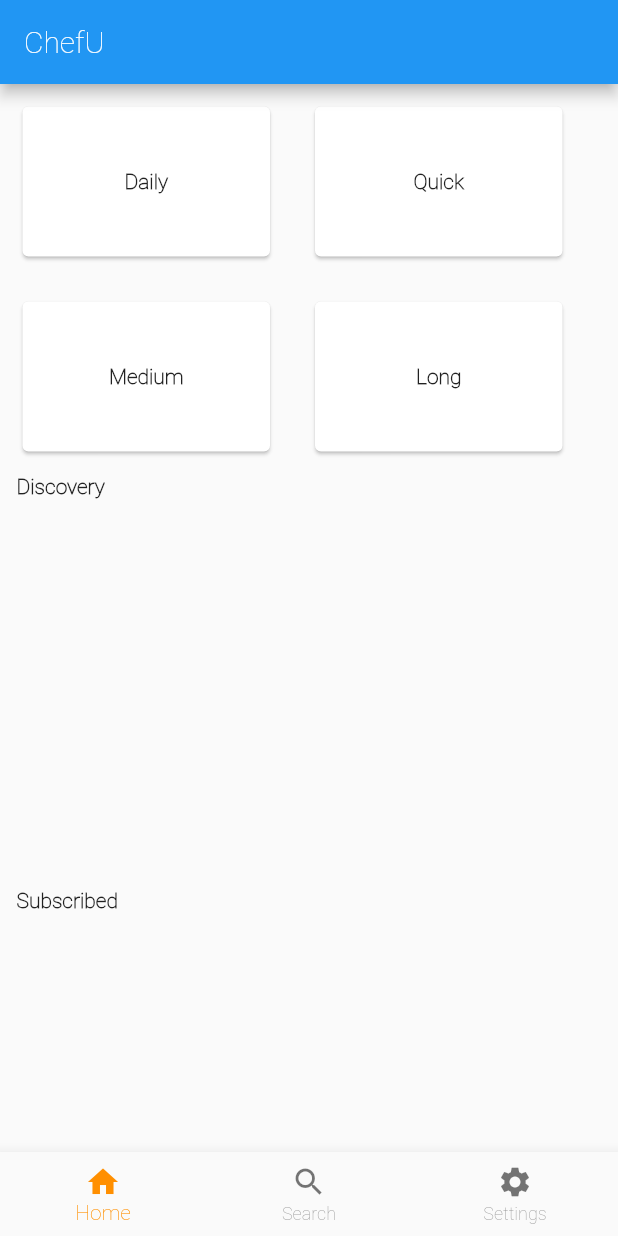
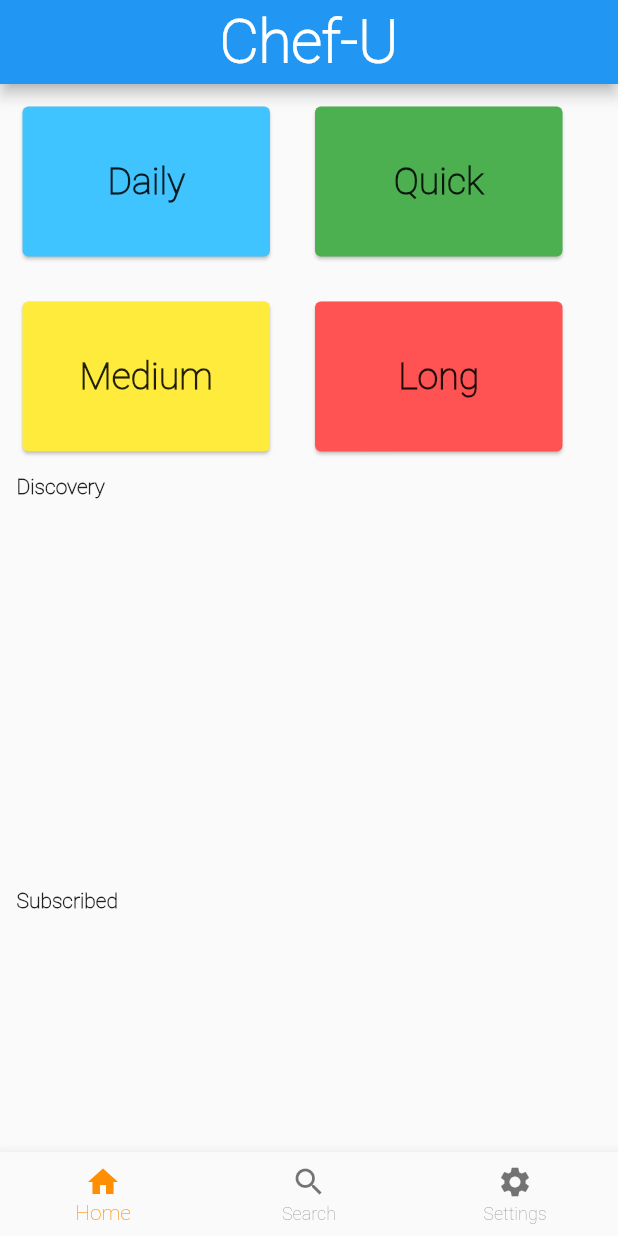
Before and after one commit to mutaman-al/ChefU, a Flutter app: the screen it shows after launch, on a phone screen of 412 x 824 dp. Run offline on Flutter 3.47's test engine with Material 2 defaults, Android fonts, the phone set to English and light mode, and no system bars; our stand-ins replace cloud_firestore, firebase_core, firebase_storage, video_player; accounts and stored records are empty; Roboto replaces fonts that are missing (Raleway).

Commit message:
added some colors to the homescreen

```diff
--- a/lib/home.dart
+++ b/lib/home.dart
@@ -1,3 +1,4 @@
+import 'package:flutter/cupertino.dart';
 import 'package:flutter/material.dart';
 import 'package:myeatsapp/recipe_list.dart';
 import 'package:cloud_firestore/cloud_firestore.dart';
@@ -21,7 +22,14 @@ class _HomeScreenState extends State<HomeScreen> {
       title: 'Welcome to Flutter',
       home: Scaffold(
         appBar: AppBar(
-          title: Text('ChefU'),
+          centerTitle: true,
+          title:
+          Text(
+            'Chef-U',
+            style: TextStyle(fontWeight: FontWeight.bold,
+                fontSize: 40, color: Colors.white),
+
+          ),
         ),
         body: ListView(
           //crossAxisAlignment: CrossAxisAlignment.start,
@@ -93,22 +101,24 @@ Widget navigation(BuildContext context) {
   return Column(
     children: [
       Row(children: [
-        buildCard("Daily", context),
-        buildCard("Quick", context),
+        buildCard("Daily", context, Colors.lightBlueAccent),
+        buildCard("Quick", context, Colors.green),
       ]),
       Row(children: [
-        buildCard("Medium", context),
-        buildCard("Long", context),
+        buildCard("Medium", context, Colors.yellow),
+        buildCard("Long", context, Colors.redAccent),
       ]),
     ],
   );
 }
 
-Widget buildCard(text, BuildContext context) {
+Widget buildCard(text, BuildContext context, Color col) {
+
   return Center(
     child: Padding(
       padding: EdgeInsets.all(11.0),
       child: Card(
+        color: col,
         child: InkWell(
           splashColor: Colors.blue.withAlpha(30),
           onTap: () {
@@ -123,7 +133,7 @@ Widget buildCard(text, BuildContext context) {
               child: Text(
                 text,
                 textAlign: TextAlign.center,
-                style: TextStyle(fontWeight: FontWeight.bold),
+                style: TextStyle(fontWeight: FontWeight.bold, fontSize: 25, fontFamily: 'Raleway'),
               ),
             ),
           ),
```
